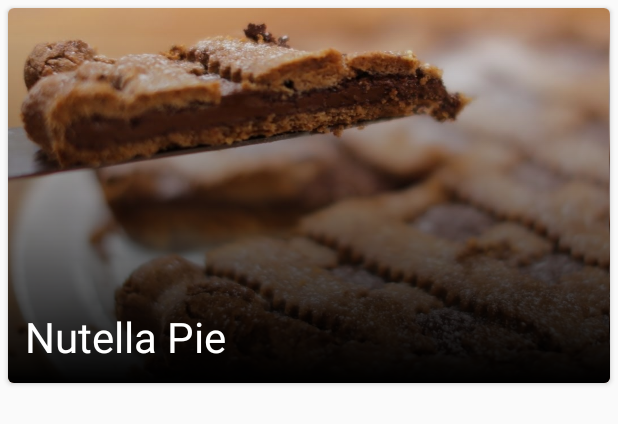
After one commit to gautamhans1/BakeAid, an Android app: the layout recipe_fragment_adapter.xml on its own in the app's theme, with its tools: preview values and no code run, on a phone screen of 412 x 824 dp. The commit adds this screen. Shown: the top 424 px of the screen. Run offline under Robolectric (Android 15) with nearby library versions, the phone set to English and light mode, and no system bars.

```diff
--- a/app/src/main/java/gautamhans/xyz/bakeaid/pojos/Ingredient.java
+++ b/app/src/main/java/gautamhans/xyz/bakeaid/pojos/Ingredient.java
@@ -8,7 +8,7 @@ public class Ingredient {
 
     @SerializedName("quantity")
     @Expose
-    private Integer quantity;
+    private Double quantity;
     @SerializedName("measure")
     @Expose
     private String measure;
@@ -16,11 +16,11 @@ public class Ingredient {
     @Expose
     private String ingredient;
 
-    public Integer getQuantity() {
+    public Double getQuantity() {
         return quantity;
     }
 
-    public void setQuantity(Integer quantity) {
+    public void setQuantity(Double quantity) {
         this.quantity = quantity;
     }
 
--- /dev/null
+++ b/app/src/main/res/drawable/gradient_bg.xml
@@ -0,0 +1,8 @@
+<?xml version="1.0" encoding="utf-8"?>
+<shape xmlns:android="http://schemas.android.com/apk/res/android">
+    <gradient
+        android:angle="90"
+        android:centerColor="#59000000"
+        android:endColor="@android:color/transparent"
+        android:startColor="#000000" />
+</shape>
--- /dev/null
+++ b/app/src/main/res/layout/recipe_fragment_adapter.xml
@@ -0,0 +1,45 @@
+<?xml version="1.0" encoding="utf-8"?>
+<android.support.v7.widget.CardView xmlns:android="http://schemas.android.com/apk/res/android"
+    xmlns:app="http://schemas.android.com/apk/res-auto"
+    xmlns:tools="http://schemas.android.com/tools"
+    android:layout_width="match_parent"
+    android:layout_height="wrap_content"
+    android:layout_alignParentTop="false"
+    android:layout_centerHorizontal="false"
+    android:layout_gravity="center_horizontal"
+    android:layout_margin="5dp"
+    app:cardCornerRadius="4dp">
+
+    <RelativeLayout
+        android:layout_width="match_parent"
+        android:layout_height="wrap_content">
+
+        <ImageView
+            android:id="@+id/recipe_image"
+            android:layout_width="match_parent"
+            android:layout_height="250dp"
+            android:layout_alignParentLeft="true"
+            android:layout_alignParentRight="true"
+            android:scaleType="fitXY"
+            tools:background="@drawable/nutella_pie" />
+
+        <FrameLayout
+            android:layout_width="match_parent"
+            android:layout_height="250dp"
+            android:background="@drawable/gradient_bg" />
+
+        <TextView
+            android:id="@+id/recipe_name"
+            android:layout_width="wrap_content"
+            android:layout_height="wrap_content"
+            android:layout_alignBottom="@+id/recipe_image"
+            android:layout_alignParentStart="true"
+            android:layout_marginBottom="12dp"
+            android:layout_marginStart="11dp"
+            android:textColor="@color/white"
+            android:textSize="28sp"
+            tools:text="Nutella Pie" />
+
+    </RelativeLayout>
+
+</android.support.v7.widget.CardView>
--- a/app/src/main/res/values/colors.xml
+++ b/app/src/main/res/values/colors.xml
@@ -3,4 +3,9 @@
     <color name="colorPrimary">#3F51B5</color>
     <color name="colorPrimaryDark">#303F9F</color>
     <color name="colorAccent">#FF4081</color>
+
+    <!--Custom Colors-->
+    <color name="white">#FFF</color>
+    <color name="darker_grey">#757575</color>
+
 </resources>
--- a/build.gradle
+++ b/build.gradle
@@ -6,6 +6,7 @@ buildscript {
     }
     dependencies {
         classpath 'com.android.tools.build:gradle:2.3.3'
+        classpath 'org.fabiomsr:drawable-optimizer-gradle-plugin:1.0.4'
 
         // NOTE: Do not place your application dependencies here; they belong
         // in the individual module build.gradle files
```
Also changed, not shown: app/build.gradle (+15 -0 lines), app/src/main/java/gautamhans/xyz/bakeaid/ui/adapters/RecipeAdapter.java (added, +70 -0 lines), app/src/main/java/gautamhans/xyz/bakeaid/ui/fragments/RecipeFragment.java (+65 -0 lines), app/src/main/res/drawable/recipe_gradient_shape.xml (added, +13 -0 lines), app/src/main/res/layout-land/activity_recipe.xml (+7 -0 lines), app/src/main/res/layout/recipe_fragment.xml (added, +13 -0 lines), app/src/main/res/drawable/nutella_pie.jpg (added).
